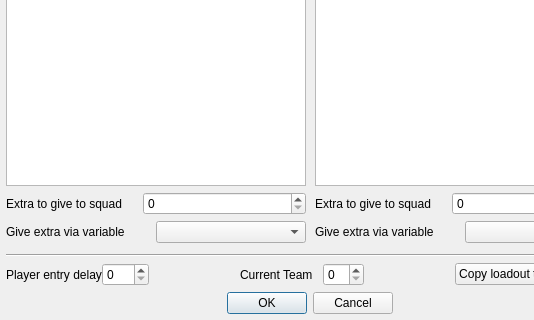
Old version of the form qtfred/ui/LoadoutDialog.ui in the repository JohnAFernandez/fs2open; both pictures show x 0 to 534 and y 323 to 643 of the 620 by 643 pixel window.
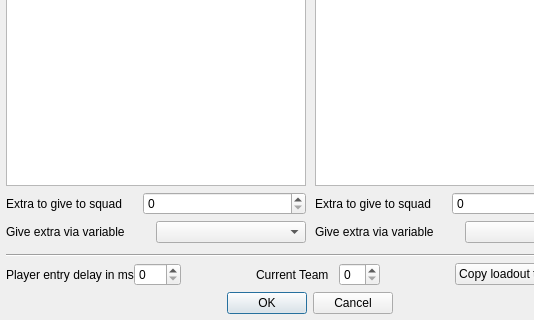
New version of the form.

```diff
--- a/qtfred/ui/LoadoutDialog.ui
+++ b/qtfred/ui/LoadoutDialog.ui
@@ -121,7 +121,7 @@
           </size>
          </property>
          <property name="text">
-          <string>Player entry delay</string>
+          <string>Player entry delay in ms</string>
          </property>
         </widget>
        </item>
```
Left out of the diff: 12 changed lines with no effect on the pictures.
